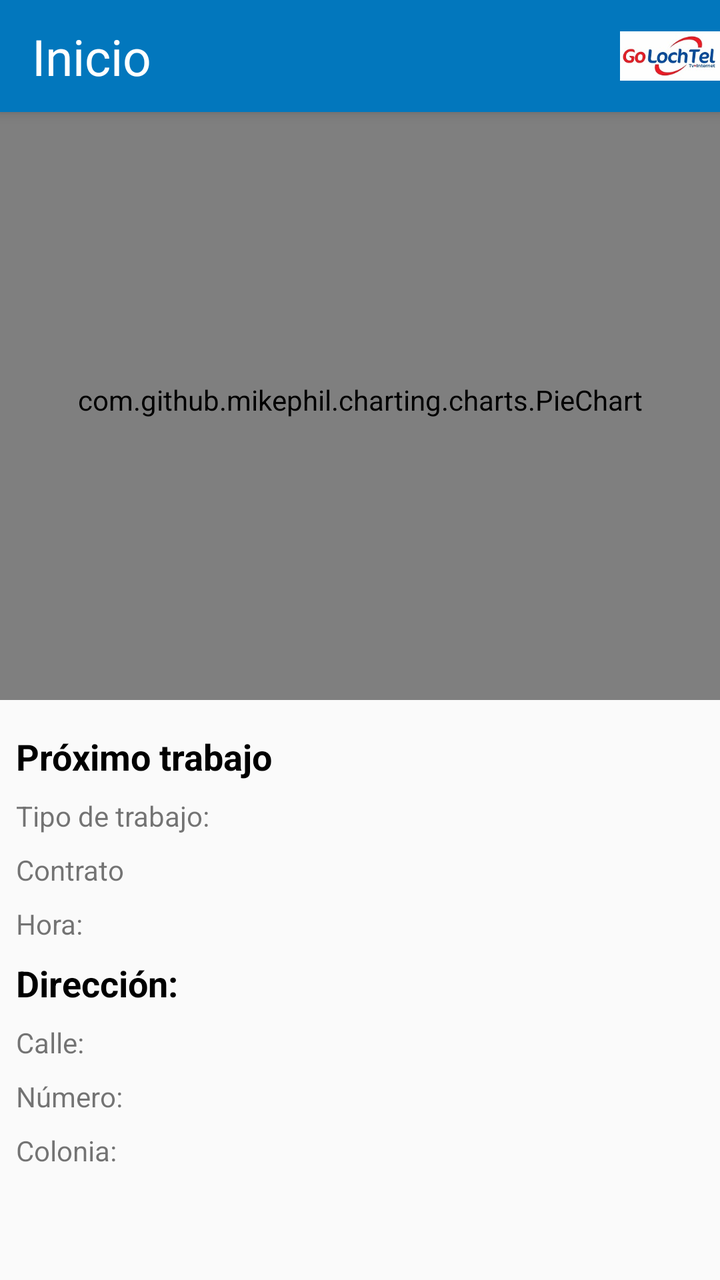
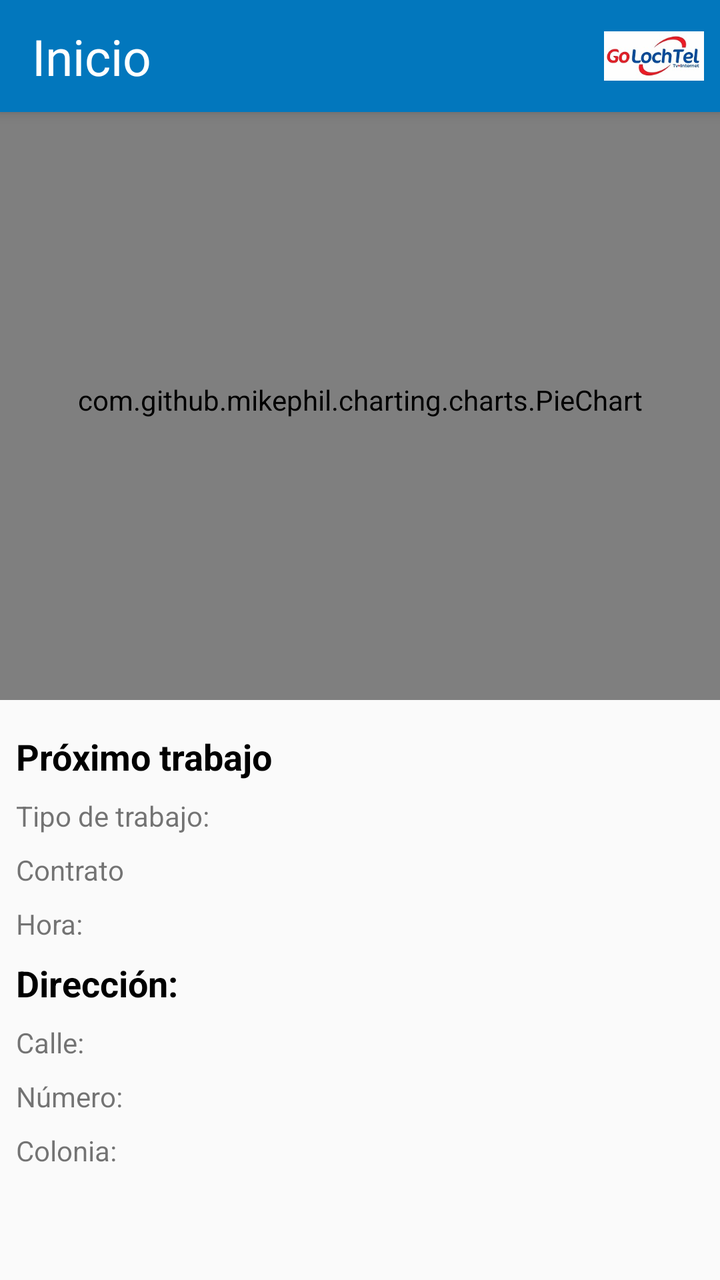

Two renders of the same Android screen: before a commit and after it. Below are the layout's source before the change and the commit's diff.
<!-- AndroidManifest.xml: application theme AppTheme -->
<!-- res/layout/app_bar_inicio.xml -->
<?xml version="1.0" encoding="utf-8"?>
<android.support.design.widget.CoordinatorLayout xmlns:android="http://schemas.android.com/apk/res/android"
    xmlns:app="http://schemas.android.com/apk/res-auto"
    xmlns:tools="http://schemas.android.com/tools"
    android:layout_width="match_parent"
    android:layout_height="match_parent"
    tools:context=".Activitys.Inicio">

  <android.support.design.widget.AppBarLayout
      android:layout_width="match_parent"
      android:layout_height="wrap_content"
      android:theme="@style/AppTheme.AppBarOverlay">

    <android.support.v7.widget.Toolbar
        android:id="@+id/toolbar"
        android:layout_width="match_parent"
        android:layout_height="?attr/actionBarSize"
        android:background="?attr/colorPrimary"
        app:popupTheme="@style/AppTheme.PopupOverlay">

<android.support.constraint.ConstraintLayout
    android:layout_width="match_parent"
    android:layout_height="?attr/actionBarSize">

  <TextView
      android:layout_width="wrap_content"
      android:layout_height="wrap_content"
      android:text="@string/title_activity_inicio"
      android:textSize="25dp"
      android:textColor="#ffff"
      app:layout_constraintBottom_toBottomOf="parent"
      app:layout_constraintStart_toStartOf="parent"
      app:layout_constraintTop_toTopOf="parent" />
  <ImageView
      android:layout_width="50dp"
      android:layout_height="?attr/actionBarSize"
      android:src="@drawable/logo"
      app:layout_constraintBottom_toBottomOf="parent"
      app:layout_constraintEnd_toEndOf="parent"
      app:layout_constraintTop_toTopOf="parent" />
</android.support.constraint.ConstraintLayout>
    </android.support.v7.widget.Toolbar>

  </android.support.design.widget.AppBarLayout>

  <include layout="@layout/content_inicio" />



</android.support.design.widget.CoordinatorLayout>
<!-- res/layout/content_inicio.xml (included above) -->
<?xml version="1.0" encoding="utf-8"?>
<ScrollView
    xmlns:android="http://schemas.android.com/apk/res/android"
    xmlns:app="http://schemas.android.com/apk/res-auto"
    xmlns:tools="http://schemas.android.com/tools"
    android:layout_width="match_parent"
    android:layout_height="match_parent"
    android:id="@+id/ContenidoInicio"
    >

    <android.support.constraint.ConstraintLayout
        android:layout_width="match_parent"
        android:layout_height="match_parent"
        android:paddingBottom="16dp">
        
        <com.github.mikephil.charting.charts.PieChart
            android:id="@+id/graficaPastel"
            android:layout_width="match_parent"
            android:layout_height="300dp"
            android:layout_marginTop="50dp"
            android:paddingLeft="32dp"
            android:paddingRight="32dp"
            app:layout_constraintEnd_toEndOf="parent"
            app:layout_constraintStart_toStartOf="parent"
            app:layout_constraintTop_toTopOf="parent" />


        <android.support.v7.widget.RecyclerView
            android:id="@+id/recyclerGrafica"
            android:layout_width="match_parent"
            android:layout_height="wrap_content"
            android:layout_marginTop="8dp"
            app:layout_constraintEnd_toEndOf="parent"
            app:layout_constraintStart_toStartOf="parent"
            app:layout_constraintTop_toBottomOf="@+id/graficaPastel">

        </android.support.v7.widget.RecyclerView>

        <TextView
            android:id="@+id/textView"
            android:layout_width="0dp"
            android:layout_height="wrap_content"
            android:layout_marginStart="8dp"
            android:layout_marginTop="8dp"
            android:layout_marginEnd="8dp"
            android:text="@string/proximo_Trabajo"
            android:textColor="#000"
            android:textSize="18sp"
            android:textStyle="bold"
            app:layout_constraintEnd_toEndOf="parent"
            app:layout_constraintStart_toStartOf="parent"
            app:layout_constraintTop_toBottomOf="@+id/recyclerGrafica" />

        <TextView
            android:id="@+id/textView2"
            android:layout_width="0dp"
            android:layout_height="wrap_content"
            android:layout_marginStart="8dp"
            android:layout_marginTop="8dp"
            android:layout_marginEnd="8dp"
            android:text="@string/direccion"
            android:textColor="#000"
            android:textSize="18sp"
            android:textStyle="bold"
            app:layout_constraintEnd_toEndOf="parent"
            app:layout_constraintStart_toStartOf="parent"
            app:layout_constraintTop_toBottomOf="@+id/hora" />

        <TextView
            android:id="@+id/textView16"
            android:layout_width="150dp"
            android:layout_height="wrap_content"
            android:layout_marginStart="8dp"
            android:layout_marginTop="8dp"
            android:text="@string/tipoDeTrabajo"
            app:layout_constraintStart_toStartOf="parent"
            app:layout_constraintTop_toBottomOf="@+id/textView" />

        <TextView
            android:id="@+id/tipoDeTrabajo"
            android:layout_width="0dp"
            android:layout_height="wrap_content"
            android:layout_marginStart="16dp"
            android:layout_marginEnd="8dp"
            app:layout_constraintBottom_toBottomOf="@+id/textView16"
            app:layout_constraintEnd_toEndOf="parent"
            app:layout_constraintStart_toEndOf="@+id/textView16"
            app:layout_constraintTop_toTopOf="@+id/textView16" />

        <TextView
            android:id="@+id/textView20"
            android:layout_width="150dp"
            android:layout_height="wrap_content"
            android:layout_marginStart="8dp"
            android:layout_marginTop="8dp"
            android:text="@string/contrato"
            app:layout_constraintStart_toStartOf="parent"
            app:layout_constraintTop_toBottomOf="@+id/tipoDeTrabajo" />

        <TextView
            android:id="@+id/contrato"
            android:layout_width="0dp"
            android:layout_height="wrap_content"
            android:layout_marginTop="8dp"
            android:layout_marginEnd="8dp"
            app:layout_constraintEnd_toEndOf="parent"
            app:layout_constraintStart_toStartOf="@+id/tipoDeTrabajo"
            app:layout_constraintTop_toBottomOf="@+id/tipoDeTrabajo" />

        <TextView
            android:id="@+id/textView25"
            android:layout_width="150dp"
            android:layout_height="wrap_content"
            android:layout_marginStart="8dp"
            android:layout_marginTop="8dp"
            android:text="@string/hora"
            app:layout_constraintStart_toStartOf="parent"
            app:layout_constraintTop_toBottomOf="@+id/contrato" />

        <TextView
            android:id="@+id/hora"
            android:layout_width="0dp"
            android:layout_height="wrap_content"
            android:layout_marginTop="8dp"
            android:layout_marginEnd="8dp"
            app:layout_constraintEnd_toEndOf="parent"
            app:layout_constraintStart_toStartOf="@+id/contrato"
            app:layout_constraintTop_toBottomOf="@+id/contrato" />

        <TextView
            android:id="@+id/textView27"
            android:layout_width="150dp"
            android:layout_height="wrap_content"
            android:layout_marginStart="8dp"
            android:layout_marginTop="8dp"
            android:text="@string/calle"
            app:layout_constraintStart_toStartOf="parent"
            app:layout_constraintTop_toBottomOf="@+id/textView2" />

        <TextView
            android:id="@+id/textView28"
            android:layout_width="150dp"
            android:layout_height="wrap_content"
            android:layout_marginStart="8dp"
            android:layout_marginTop="8dp"
            android:text="@string/numero"
            app:layout_constraintStart_toStartOf="parent"
            app:layout_constraintTop_toBottomOf="@+id/textView27" />

        <TextView
            android:id="@+id/textView29"
            android:layout_width="150dp"
            android:layout_height="wrap_content"
            android:layout_marginStart="8dp"
            android:layout_marginTop="8dp"
            android:text="@string/colonia"
            app:layout_constraintStart_toStartOf="parent"
            app:layout_constraintTop_toBottomOf="@+id/numero" />

        <TextView
            android:id="@+id/calle"
            android:layout_width="0dp"
            android:layout_height="wrap_content"
            android:layout_marginEnd="8dp"
            app:layout_constraintBottom_toBottomOf="@+id/textView27"
            app:layout_constraintEnd_toEndOf="parent"
            app:layout_constraintStart_toStartOf="@+id/hora"
            app:layout_constraintTop_toTopOf="@+id/textView27" />

        <TextView
            android:id="@+id/numero"
            android:layout_width="0dp"
            android:layout_height="wrap_content"
            android:layout_marginTop="8dp"
            android:layout_marginEnd="8dp"
            android:layout_marginBottom="8dp"
            app:layout_constraintBottom_toBottomOf="@+id/textView28"
            app:layout_constraintEnd_toEndOf="parent"
            app:layout_constraintStart_toStartOf="@+id/calle"
            app:layout_constraintTop_toTopOf="@+id/textView28" />

        <TextView
            android:id="@+id/colonia"
            android:layout_width="0dp"
            android:layout_height="wrap_content"
            android:layout_marginEnd="8dp"
            android:layout_marginBottom="16dp"
            app:layout_constraintBottom_toBottomOf="parent"
            app:layout_constraintEnd_toEndOf="parent"
            app:layout_constraintStart_toStartOf="@+id/numero"
            app:layout_constraintTop_toTopOf="@+id/textView29" />

    </android.support.constraint.ConstraintLayout>
</ScrollView>
<!-- resources referenced by this layout -->
<resources>
  <!-- drawable logo: jpg bitmap (drawable, 9054 bytes) -->
  <string name="calle">Calle:</string>
  <string name="colonia">Colonia:</string>
  <string name="contrato">Contrato</string>
  <string name="direccion">Dirección:</string>
  <string name="hora">Hora:</string>
  <string name="numero">Número:</string>
  <string name="proximo_Trabajo">Próximo trabajo</string>
  <string name="tipoDeTrabajo">Tipo de trabajo:</string>
  <string name="title_activity_inicio">Inicio</string>
  <style name="AppTheme.AppBarOverlay" parent="ThemeOverlay.AppCompat.Dark.ActionBar" />
  <style name="AppTheme.PopupOverlay" parent="ThemeOverlay.AppCompat.Light" />
  <style name="AppTheme" parent="Theme.AppCompat.Light.DarkActionBar">
          
          <item name="colorPrimary">@color/colorPrimary</item>
          <item name="colorPrimaryDark">@color/colorPrimaryDark</item>
          <item name="colorAccent">@color/colorAccent</item>
          <item name="android:colorForeground">@android:color/background_dark</item>
      </style>
  <color name="colorPrimary">#0277BD</color>
  <color name="colorPrimaryDark">#004C8C</color>
  <color name="colorAccent">#0000FF</color>
</resources>

<!-- the commit's change to res/layout/app_bar_inicio.xml (unified diff, before → after) -->
@@ -31,9 +31,11 @@
       app:layout_constraintBottom_toBottomOf="parent"
       app:layout_constraintStart_toStartOf="parent"
       app:layout_constraintTop_toTopOf="parent" />
+
   <ImageView
       android:layout_width="50dp"
       android:layout_height="?attr/actionBarSize"
+      android:layout_marginEnd="8dp"
       android:src="@drawable/logo"
       app:layout_constraintBottom_toBottomOf="parent"
       app:layout_constraintEnd_toEndOf="parent"
